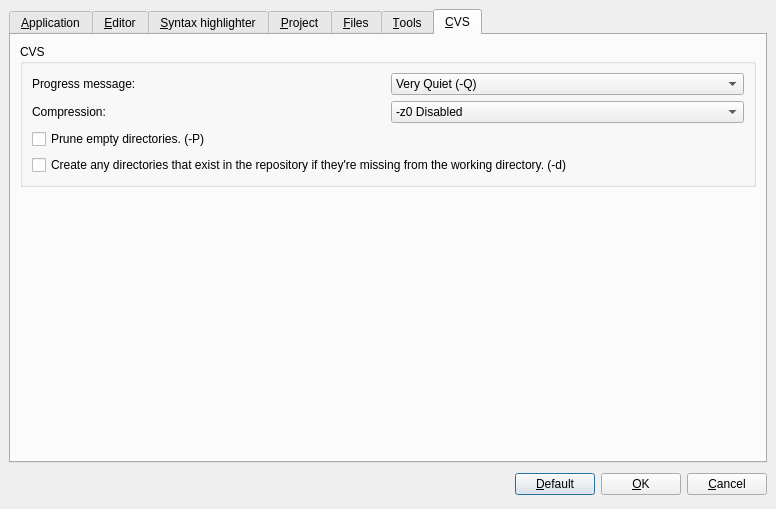
This is ui/custom.ui in phoenix741/xinx as Qt 5 draws it before an edit. The edited form follows.
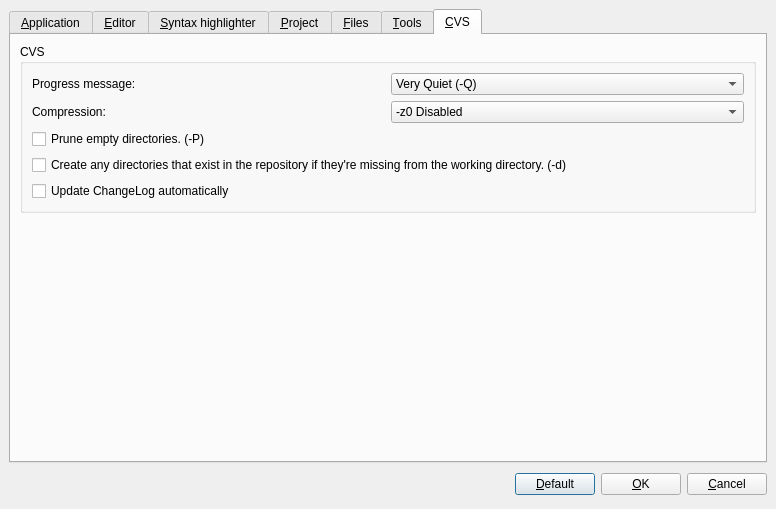
This is the edited form. The open tabs and pages were chosen to show the change. Icons and pictures are not drawn. Custom widgets are drawn as their Qt base class.

Patch:
```diff
--- a/ui/custom.ui
+++ b/ui/custom.ui
@@ -1100,6 +1100,13 @@
             </property>
            </widget>
           </item>
+          <item row="4" column="0" >
+           <widget class="QCheckBox" name="m_changeLogCheckBox" >
+            <property name="text" >
+             <string>Update ChangeLog automatically</string>
+            </property>
+           </widget>
+          </item>
          </layout>
         </widget>
        </item>
```
Left out of the diff: 31 changed lines with no effect on the pictures.
